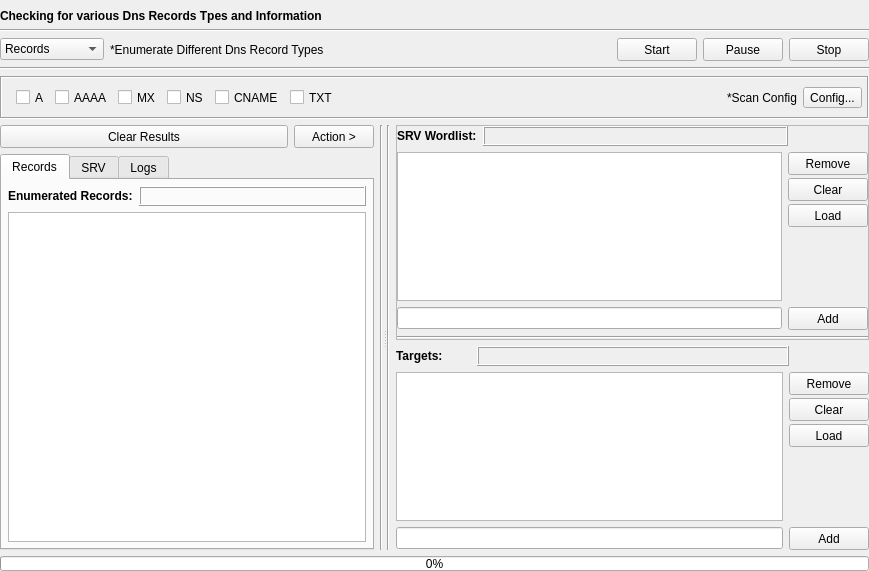
3nock/OTE, file gui/src/engines/dns/Dns.ui: the form before one commit.
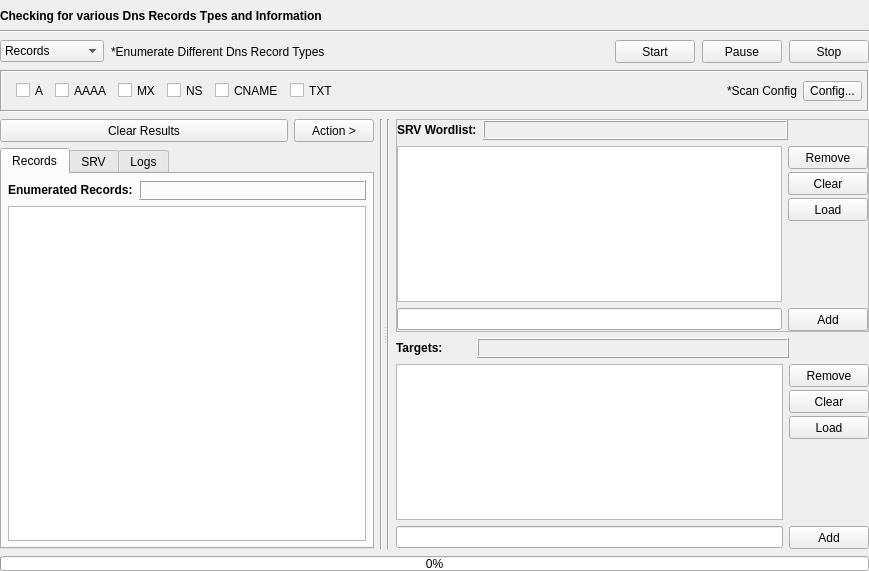
The form after the commit.

The edit to the form file:
```diff
--- a/gui/src/engines/dns/Dns.ui
+++ b/gui/src/engines/dns/Dns.ui
@@ -17,6 +17,9 @@
    <string notr="true"/>
   </property>
   <layout class="QVBoxLayout" name="verticalLayout_12">
+   <property name="spacing">
+    <number>7</number>
+   </property>
    <property name="leftMargin">
     <number>0</number>
    </property>
@@ -51,10 +54,7 @@
       </widget>
      </item>
      <item>
-      <widget class="Line" name="line_2">
-       <property name="styleSheet">
-        <string notr="true"/>
-       </property>
+      <widget class="Line" name="line">
        <property name="orientation">
         <enum>Qt::Horizontal</enum>
        </property>
@@ -183,16 +183,6 @@
        </item>
       </layout>
      </item>
-     <item>
-      <widget class="Line" name="line">
-       <property name="styleSheet">
-        <string notr="true"/>
-       </property>
-       <property name="orientation">
-        <enum>Qt::Horizontal</enum>
-       </property>
-      </widget>
-     </item>
     </layout>
    </item>
    <item>
@@ -205,6 +195,18 @@
          <verstretch>0</verstretch>
         </sizepolicy>
        </property>
+       <property name="minimumSize">
+        <size>
+         <width>0</width>
+         <height>42</height>
+        </size>
+       </property>
+       <property name="maximumSize">
+        <size>
+         <width>16777215</width>
+         <height>42</height>
+        </size>
+       </property>
        <property name="styleSheet">
         <string notr="true"/>
        </property>
@@ -1010,16 +1012,6 @@
               </item>
              </layout>
             </item>
-            <item>
-             <widget class="Line" name="line_4">
-              <property name="styleSheet">
-               <string notr="true"/>
-              </property>
-              <property name="orientation">
-               <enum>Qt::Horizontal</enum>
-              </property>
-             </widget>
-            </item>
            </layout>
           </widget>
          </item>
```
